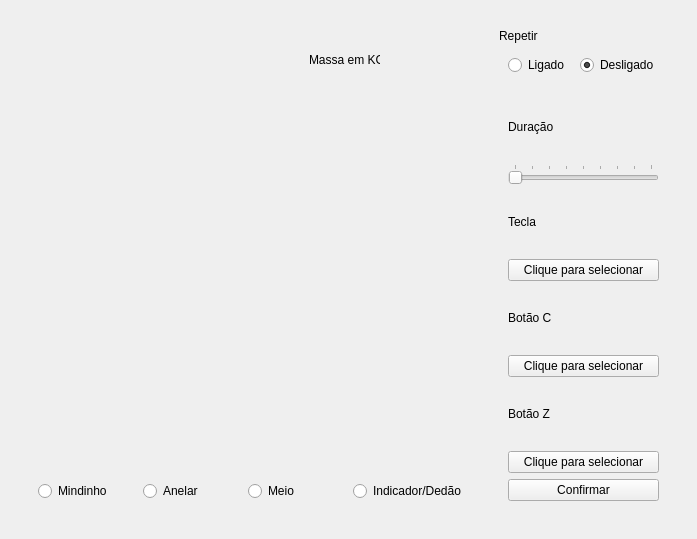
Above: ui/ui_files/config_widget.ui from JPCassimiro/JHMR before the change. Below: the same form after it.
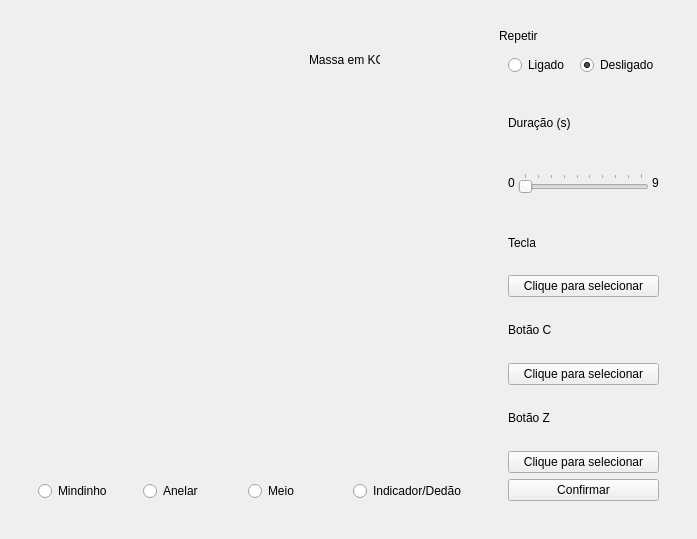
That is the form after the change. Icons and pictures are not drawn.

Patch:
```diff
--- a/ui/ui_files/config_widget.ui
+++ b/ui/ui_files/config_widget.ui
@@ -168,23 +168,48 @@
             <item>
              <widget class="QLabel" name="durationLabel">
               <property name="text">
-               <string>Duração</string>
+               <string>Duração (s)</string>
+              </property>
+             </widget>
+            </item>
+            <item>
+             <widget class="QWidget" name="durationSliderContainer" native="true">
+              <layout class="QHBoxLayout" name="horizontalLayout_2" stretch="0,1,0">
+               <property name="spacing">
+                <number>3</number>
+               </property>
+               <property name="leftMargin">
+                <number>0</number>
+               </property>
+               <property name="topMargin">
+                <number>0</number>
+               </property>
+               <property name="rightMargin">
+                <number>0</number>
+               </property>
+               <property name="bottomMargin">
+                <number>0</number>
+               </property>
+               <item>
+                <widget class="QLabel" name="zeroLabel">
+                 <property name="text">
+                  <string>0</string>
               </property>
              </widget>
             </item>
             <item>
              <widget class="QSlider" name="durationSlider">
               <property name="minimum">
-               <number>1</number>
+                  <number>0</number>
               </property>
               <property name="maximum">
                <number>9</number>
               </property>
               <property name="value">
-               <number>1</number>
+                  <number>0</number>
               </property>
               <property name="sliderPosition">
-               <number>1</number>
+                  <number>0</number>
               </property>
               <property name="orientation">
                <enum>Qt::Orientation::Horizontal</enum>
@@ -198,6 +223,16 @@
              </widget>
             </item>
             <item>
+                <widget class="QLabel" name="nineLabel">
+                 <property name="text">
+                  <string>9</string>
+                 </property>
+                </widget>
+               </item>
+              </layout>
+             </widget>
+            </item>
+            <item>
              <widget class="QLabel" name="pressureLabel">
               <property name="text">
                <string>Tecla</string>
```
Left out of the diff: 2 changed lines with no effect on the pictures. Lines whose indentation alone changed are shown as unchanged.
